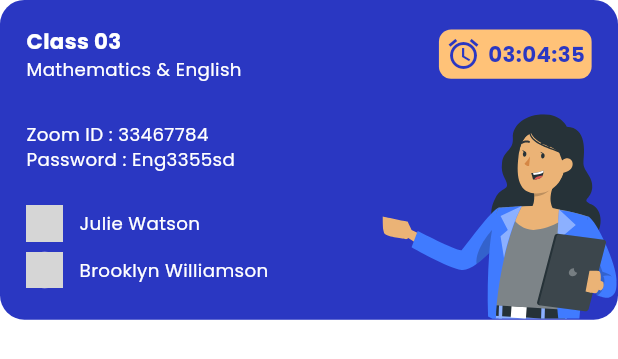
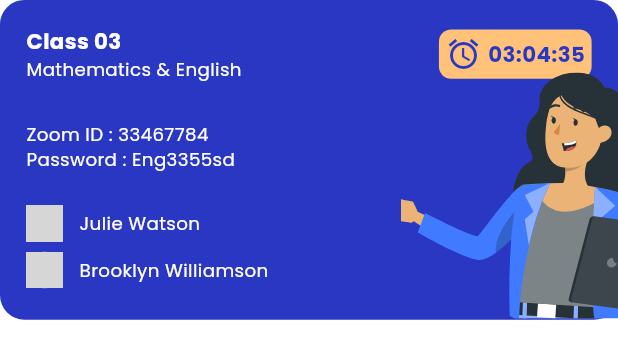
Before and after one commit to Ztrios/Learning-Management, a Flutter app: the ClassRoutineWidget widget shown alone on an empty page, opened directly, on a phone screen of 412 x 824 dp. Shown: the top 359 px of the screen. Run offline on Flutter 3.47's test engine with Material 3 defaults, Android fonts, the phone set to English and light mode, and no system bars; drawn by our look-alikes of toastification; our stand-ins replace awesome_notifications, better_player_plus, cached_network_image, dartz, date_picker_timeline, dio and 23 more; missing offline and left inert: defer_pointer, flutter_cached_pdfview, flutter_file_downloader, time_range_picker; accounts and stored records are empty; network calls fail; grey boxes are pictures that could not be loaded.

Commit message:
:art: [Interface]: Home page routine widget randomly ui updated.

```diff
--- a/lib/features/home/presentation/widgets/class_routine_widget.dart
+++ b/lib/features/home/presentation/widgets/class_routine_widget.dart
@@ -1,4 +1,7 @@
+import 'dart:math';
+
 import 'package:flutter/material.dart';
+import 'package:flutter_hooks/flutter_hooks.dart';
 import 'package:flutter_screenutil/flutter_screenutil.dart';
 import 'package:flutter_svg/flutter_svg.dart';
 import 'package:learning_management/core/utils/styles/app_colors.dart';
@@ -8,11 +11,48 @@ import 'package:learning_management/core/utils/ui_helpers/paddings.dart';
 import 'package:learning_management/core/utils/ui_helpers/radius.dart';
 import 'package:learning_management/core/utils/ui_helpers/spacing.dart';
 
-class ClassRoutineWidget extends StatelessWidget {
+class ClassRoutineWidget extends HookWidget {
   const ClassRoutineWidget({super.key});
 
   @override
   Widget build(BuildContext context) {
+
+     final size = useState<double>(150.w);
+     final asset = useState<String>("assets/images/teacher.svg");
+     final background = useState<Color>(AppColors.deepBlue);
+
+     setRoutineInterface(){
+      int index = Random().nextInt(5);
+      switch(index){
+        case 0:
+          size.value = 150.w;
+          background.value = AppColors.deepBlue;
+          asset.value = "assets/images/teacher.svg";
+        case 1:
+          size.value = 120.w;
+          asset.value = "assets/images/global_learning.svg";
+          background.value = AppColors.deepGreen;
+        case 2:
+          size.value = 150.w;
+          asset.value = "assets/images/exam_scene.svg";
+          background.value = AppColors.deepPink;
+        case 3:
+          size.value = 150.w;
+        asset.value = "assets/images/online_learning.svg";
+          background.value = AppColors.tealBlue;
+        case 4:
+          size.value = 150.w;
+          asset.value = "assets/images/pdf_learning.svg";
+          background.value = AppColors.deepRed;
+
+      }
+    }
+
+    useEffect((){
+      Future.microtask(()=> setRoutineInterface());
+      return null;
+    },[]);
+
     return Stack(
       clipBehavior: Clip.none,
       children: [
@@ -22,7 +62,7 @@ class ClassRoutineWidget extends StatelessWidget {
           padding: padding16,
           decoration: BoxDecoration(
               borderRadius: radius16,
-              color: AppColors.deepBlue
+              color: background.value
           ),
           child: Column(
             crossAxisAlignment: crossStart,
@@ -155,9 +195,12 @@ class ClassRoutineWidget extends StatelessWidget {
 
         Positioned(
             bottom: 0,
-            right: 0,
+            right: -20,
             child: SvgPicture.asset(
-                "assets/images/teacher.svg"
+              asset.value,
+              width: size.value,
+              height: size.value,
+              fit: BoxFit.cover,
             )
         ),
 
```
